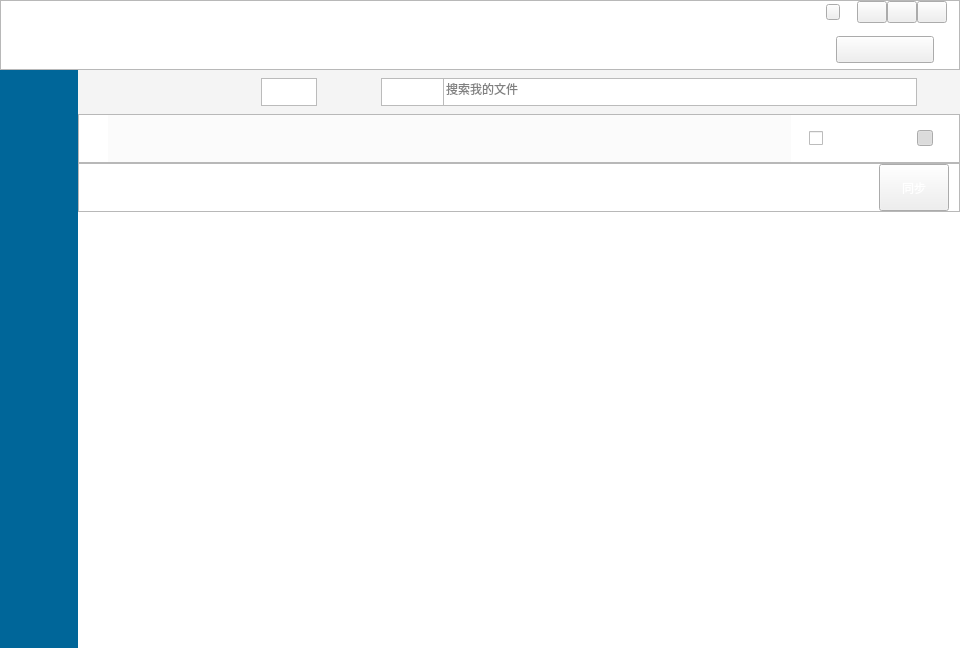
birdman1992/NetDisk, file src/NetDisk/mainwidget.ui: the form before one commit.
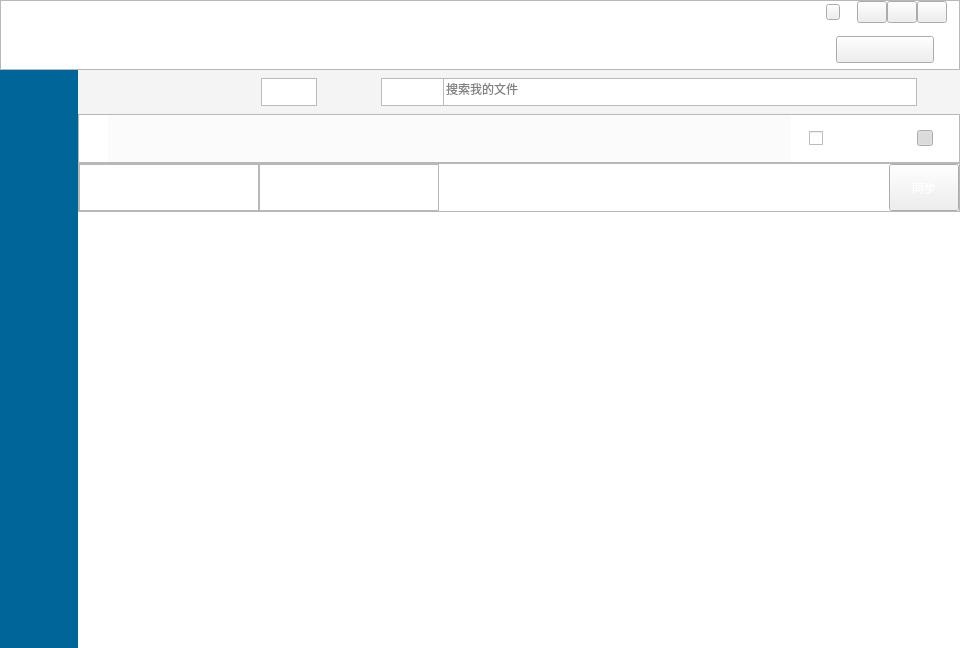
The form after the commit. Icons and pictures are not drawn.

```diff
--- a/src/NetDisk/mainwidget.ui
+++ b/src/NetDisk/mainwidget.ui
@@ -646,14 +646,13 @@
             </property>
             <property name="styleSheet">
              <string notr="true">#back{
-	image: url(:/imgs/function/Arrow-left.png);
 	margin:6px
 }
 #back:enabled{
-	color: rgb(85, 85, 85);
+	image: url(:/imgs/function/Arrow-left-active.png);
 }
 #back:disabled{
-	color: rgb(25, 25, 25);
+	image: url(:/imgs/function/Arrow-left.png);
 }</string>
             </property>
             <property name="text">
@@ -693,8 +692,13 @@
             </property>
             <property name="styleSheet">
              <string notr="true">#forward{
-	border-image: url(:/imgs/function/Arrow-right.png);
 	margin:6px
+}
+#forward:enabled{
+	image: url(:/imgs/function/Arrow-right-active.png);
+}
+#forward:disabled{
+	image: url(:/imgs/function/Arrow-right.png);
 }</string>
             </property>
             <property name="text">
@@ -1119,11 +1123,17 @@
        <item>
         <widget class="QFrame" name="frame_sync">
          <property name="sizePolicy">
-          <sizepolicy hsizetype="Preferred" vsizetype="Maximum">
+          <sizepolicy hsizetype="Preferred" vsizetype="Minimum">
            <horstretch>0</horstretch>
            <verstretch>0</verstretch>
           </sizepolicy>
          </property>
+         <property name="minimumSize">
+          <size>
+           <width>0</width>
+           <height>49</height>
+          </size>
+         </property>
          <property name="maximumSize">
           <size>
            <width>16777215</width>
@@ -1136,7 +1146,7 @@
          <property name="frameShadow">
           <enum>QFrame::Raised</enum>
          </property>
-         <layout class="QHBoxLayout" name="horizontalLayout_8" stretch="0,200,20,0">
+         <layout class="QHBoxLayout" name="horizontalLayout_8" stretch="1,1,1,1">
           <property name="spacing">
            <number>0</number>
           </property>
@@ -1152,47 +1162,136 @@
           <property name="bottomMargin">
            <number>0</number>
           </property>
+          <item>
+           <widget class="QFrame" name="frame_host">
+            <property name="sizePolicy">
+             <sizepolicy hsizetype="Maximum" vsizetype="Maximum">
+              <horstretch>0</horstretch>
+              <verstretch>0</verstretch>
+             </sizepolicy>
+            </property>
+            <property name="minimumSize">
+             <size>
+              <width>0</width>
+              <height>47</height>
+             </size>
+            </property>
+            <property name="maximumSize">
+             <size>
+              <width>180</width>
+              <height>47</height>
+             </size>
+            </property>
+            <property name="frameShape">
+             <enum>QFrame::StyledPanel</enum>
+            </property>
+            <property name="frameShadow">
+             <enum>QFrame::Raised</enum>
+            </property>
+            <widget class="QLabel" name="label">
+             <property name="geometry">
+              <rect>
+               <x>15</x>
+               <y>18</y>
+               <width>16</width>
+               <height>14</height>
+              </rect>
+             </property>
+             <property name="styleSheet">
+              <string notr="true">border-image: url(:/imgs/cloudUpdate.png);</string>
+             </property>
+             <property name="text">
+              <string/>
+             </property>
+            </widget>
+            <widget class="QLabel" name="msg_host">
+             <property name="geometry">
+              <rect>
+               <x>40</x>
+               <y>0</y>
+               <width>141</width>
+               <height>47</height>
+              </rect>
+             </property>
+             <property name="text">
+              <string/>
+             </property>
+            </widget>
+           </widget>
+          </item>
+          <item>
+           <widget class="QFrame" name="frame_local">
+            <property name="sizePolicy">
+             <sizepolicy hsizetype="Maximum" vsizetype="Maximum">
+              <horstretch>0</horstretch>
+              <verstretch>0</verstretch>
+             </sizepolicy>
+            </property>
+            <property name="minimumSize">
+             <size>
+              <width>0</width>
+              <height>47</height>
+             </size>
+            </property>
+            <property name="maximumSize">
+             <size>
+              <width>180</width>
+              <height>47</height>
+             </size>
+            </property>
+            <property name="frameShape">
+             <enum>QFrame::StyledPanel</enum>
+            </property>
+            <property name="frameShadow">
+             <enum>QFrame::Raised</enum>
+            </property>
+            <widget class="QLabel" name="label_4">
+             <property name="geometry">
+              <rect>
+               <x>15</x>
+               <y>18</y>
+               <width>16</width>
+               <height>14</height>
+              </rect>
+             </property>
+             <property name="styleSheet">
+              <string notr="true">border-image: url(:/imgs/localUpdate.png);</string>
+             </property>
+             <property name="text">
+              <string/>
+             </property>
+            </widget>
+            <widget class="QLabel" name="msg_local">
+             <property name="geometry">
+              <rect>
+               <x>40</x>
+               <y>0</y>
+               <width>141</width>
+               <height>47</height>
+              </rect>
+             </property>
+             <property name="text">
+              <string/>
+             </property>
+            </widget>
+           </widget>
+          </item>
           <item>
            <spacer name="horizontalSpacer_16">
             <property name="orientation">
              <enum>Qt::Horizontal</enum>
             </property>
             <property name="sizeType">
-             <enum>QSizePolicy::Minimum</enum>
+             <enum>QSizePolicy::Preferred</enum>
             </property>
             <property name="sizeHint" stdset="0">
              <size>
-              <width>400</width>
+              <width>4</width>
               <height>20</height>
              </size>
             </property>
            </spacer>
           </item>
-          <item>
-           <widget class="QLabel" name="syncMsg">
-            <property name="sizePolicy">
-             <sizepolicy hsizetype="Minimum" vsizetype="Maximum">
-              <horstretch>0</horstretch>
-              <verstretch>0</verstretch>
-             </sizepolicy>
-            </property>
-            <property name="minimumSize">
-             <size>
-              <width>400</width>
-              <height>0</height>
-             </size>
-            </property>
-            <property name="maximumSize">
-             <size>
-              <width>400</width>
-              <height>47</height>
-             </size>
-            </property>
-            <property name="text">
-             <string/>
-            </property>
-           </widget>
-          </item>
           <item>
            <widget class="QPushButton" name="syncStart">
             <property name="sizePolicy">
@@ -1219,22 +1318,6 @@
             </property>
            </widget>
           </item>
-          <item>
-           <spacer name="horizontalSpacer_18">
-            <property name="orientation">
-             <enum>Qt::Horizontal</enum>
-            </property>
-            <property name="sizeType">
-             <enum>QSizePolicy::Preferred</enum>
-            </property>
-            <property name="sizeHint" stdset="0">
-             <size>
-              <width>10</width>
-              <height>20</height>
-             </size>
-            </property>
-           </spacer>
-          </item>
          </layout>
         </widget>
        </item>
```
